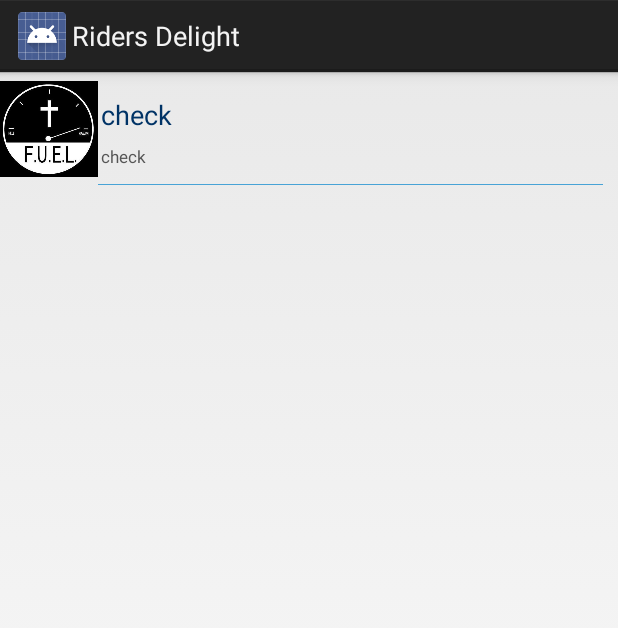
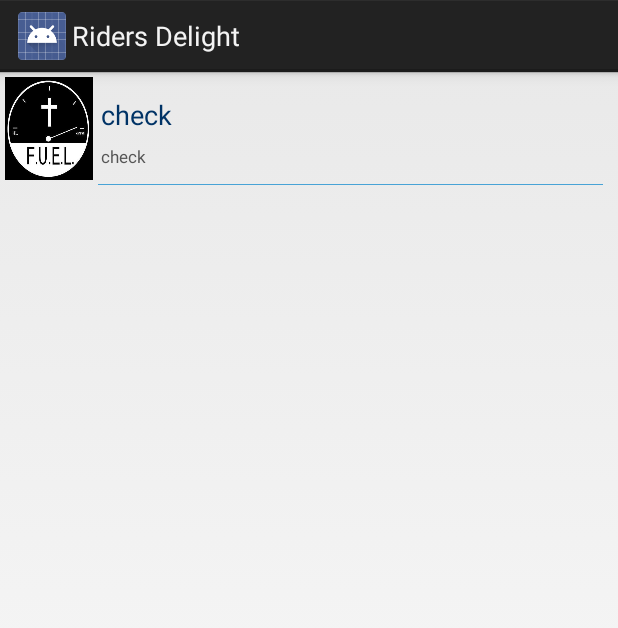
Before and after one commit to sairam1592/RoyalEnfieldFT, an Android app: the layout simple_list_gasstation.xml on its own in the app's theme, with its tools: preview values and no code run, on a phone screen of 412 x 824 dp. Shown: the top 628 px of the screen. Run offline under Robolectric (Android 15) with nearby library versions, the phone set to English and light mode, and no system bars; Roboto replaces fonts that are not available here.

Commit message:
Padding imageview_ ver_2.1.5
Applied padding value to ImageView of bike and nearby gas station
layouts to make it look more presentable. App updated and APK version
2.1.5 released to production.

```diff
--- a/app/build.gradle
+++ b/app/build.gradle
@@ -8,8 +8,8 @@ android {
         applicationId "com.reft.admin.ridersdelight"
         minSdkVersion 14
         targetSdkVersion 23
-        versionCode 16
-        versionName "2.1.4"
+        versionCode 17
+        versionName "2.1.5"
     }
     buildTypes {
         release {
--- a/app/src/main/res/layout/simple_list_gasstation.xml
+++ b/app/src/main/res/layout/simple_list_gasstation.xml
@@ -9,23 +9,24 @@
         android:id="@+id/imageView_img"
         android:layout_width="65dp"
         android:layout_height="75dp"
-        android:src="@drawable/fuel_logo"
         android:layout_alignParentStart="true"
         android:layout_alignParentTop="true"
-        android:scaleType="centerInside" />
+        android:padding="3dp"
+        android:scaleType="fitXY"
+        android:src="@drawable/fuel_logo" />
 
     <TextView
         android:id="@+id/textView_gasStation"
         style="@style/DetailText"
-        android:text="@string/sample_text"
+        android:layout_alignEnd="@+id/textView_address"
         android:layout_alignParentTop="true"
+        android:layout_alignRight="@+id/textView_address"
         android:layout_toRightOf="@+id/imageView_img"
-        android:layout_alignRight="@+id/textView_address"
-        android:layout_alignEnd="@+id/textView_address" />
+        android:text="@string/sample_text" />
 
     <View
+        android:id="@+id/view"
         style="@style/viewlist"
-        android:id="@+id/view"
         android:layout_alignBottom="@+id/imageView_img"
         android:layout_toEndOf="@+id/imageView_img" />
 
@@ -40,14 +41,14 @@
         android:text="@string/sample_text" />
 
     <TextView
+        android:id="@+id/textView_url"
         android:layout_width="wrap_content"
         android:layout_height="wrap_content"
+        android:layout_above="@+id/view"
+        android:layout_toEndOf="@+id/imageView_img"
+        android:layout_toRightOf="@+id/imageView_img"
+        android:text="id"
         android:textAppearance="?android:attr/textAppearanceSmall"
-        android:text="id"
-        android:id="@+id/textView_url"
-        android:visibility="invisible"
-        android:layout_above="@+id/view"
-        android:layout_toRightOf="@+id/imageView_img"
-        android:layout_toEndOf="@+id/imageView_img" />
+        android:visibility="invisible" />
 
 </RelativeLayout>
--- a/app/src/main/res/layout/simple_list_item.xml
+++ b/app/src/main/res/layout/simple_list_item.xml
@@ -11,7 +11,8 @@
         android:layout_height="67dp"
         android:layout_alignParentStart="true"
         android:layout_alignParentTop="true"
-        android:scaleType="centerCrop" />
+        android:padding="3dp"
+        android:scaleType="fitXY" />
 
     <TextView
         android:id="@+id/textView_bikeName"
```
Also changed, not shown: 1 other file.
